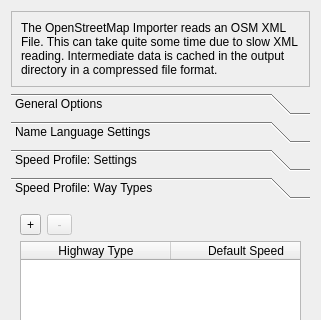
First picture: the form in plugins/osmimporter/oisettingsdialog.ui, repository shentok/MoNav, before the edit; both pictures show x 0 to 321 and y 0 to 320 of the 321 by 545 pixel window.
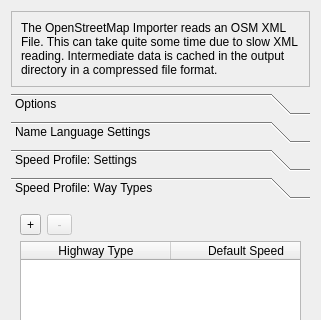
Second picture: the form after the edit. The open tabs and pages were chosen to show the change.

Commit message: OSM Importer: Added language list to the debug output. Changed default panel in settings dialog.

Patch:
```diff
--- a/plugins/osmimporter/oisettingsdialog.ui
+++ b/plugins/osmimporter/oisettingsdialog.ui
@@ -72,7 +72,7 @@
        </rect>
       </property>
       <attribute name="label">
-       <string>General Options</string>
+       <string>Options</string>
       </attribute>
       <layout class="QVBoxLayout" name="verticalLayout_5">
        <item>
```
Left out of the diff: 12 changed lines with no effect on the pictures. The commit also changes 1 other file.
